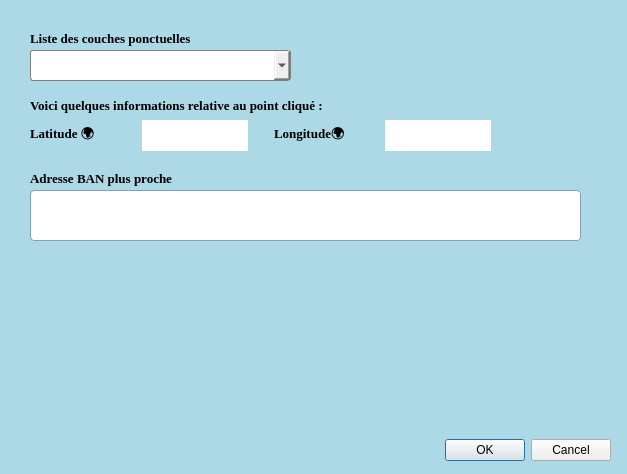
Above: info_displayer_dialog_base.ui from hamza-rachidi/myQGIS-plugin before the change. Below: the same form after it.
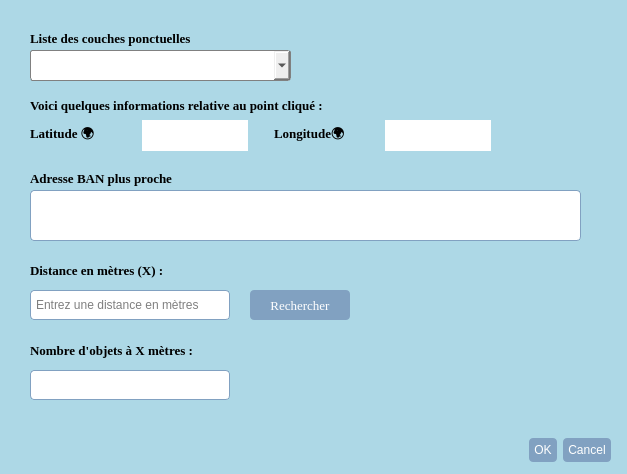
That is the form after the change.

Commit message: add functionality of counting objects in a buffer zone specified by the user & handle of error in distance or point not selected & changed the function to store the coordinates of selected poit

```diff
--- a/info_displayer_dialog_base.ui
+++ b/info_displayer_dialog_base.ui
@@ -26,6 +26,15 @@
 }
 QLabel {
     font-weight: bold;
+}
+QPushButton {
+    background-color: #81A1C1;
+    color: white;
+    border-radius: 4px;
+    padding: 5px;
+}
+QPushButton:hover {
+    background-color: #5E81AC;
 }</string>
   </property>
   <widget class="QDialogButtonBox" name="button_box">
@@ -244,6 +253,108 @@
     </item>
    </layout>
   </widget>
+  <widget class="QLabel" name="labelDistance">
+      <property name="geometry">
+        <rect>
+          <x>30</x>
+          <y>260</y>
+          <width>200</width>
+          <height>20</height>
+        </rect>
+      </property>
+      <property name="font">
+        <font>
+          <family>Georgia</family>
+          <pointsize>10</pointsize>
+          <weight>75</weight>
+          <bold>true</bold>
+        </font>
+      </property>
+      <property name="text">
+        <string>Distance en mètres (X) :</string>
+      </property>
+    </widget>
+    <widget class="QLineEdit" name="distanceInput">
+      <property name="geometry">
+        <rect>
+          <x>30</x>
+          <y>290</y>
+          <width>200</width>
+          <height>30</height>
+        </rect>
+      </property>
+      <property name="font">
+        <font>
+          <family>Arial</family>
+          <pointsize>9</pointsize>
+        </font>
+      </property>
+      <property name="placeholderText">
+        <string>Entrez une distance en mètres</string>
+      </property>
+    </widget>
+    <widget class="QPushButton" name="searchButton">
+      <property name="geometry">
+        <rect>
+          <x>250</x>
+          <y>290</y>
+          <width>100</width>
+          <height>30</height>
+        </rect>
+      </property>
+      <property name="font">
+        <font>
+          <family>Georgia</family>
+          <pointsize>10</pointsize>
+        </font>
+      </property>
+      <property name="text">
+        <string>Rechercher</string>
+      </property>
+    </widget>
+    <widget class="QLabel" name="labelResult">
+      <property name="geometry">
+        <rect>
+          <x>30</x>
+          <y>340</y>
+          <width>200</width>
+          <height>20</height>
+        </rect>
+      </property>
+      <property name="font">
+        <font>
+          <family>Georgia</family>
+          <pointsize>10</pointsize>
+          <weight>75</weight>
+          <bold>true</bold>
+        </font>
+      </property>
+      <property name="text">
+        <string>Nombre d'objets à X mètres :</string>
+      </property>
+    </widget>
+    <widget class="QLineEdit" name="resultDisplay">
+      <property name="geometry">
+        <rect>
+          <x>30</x>
+          <y>370</y>
+          <width>200</width>
+          <height>30</height>
+        </rect>
+      </property>
+      <property name="font">
+        <font>
+          <family>Arial</family>
+          <pointsize>9</pointsize>
+        </font>
+      </property>
+      <property name="readOnly">
+        <bool>true</bool>
+      </property>
+      <property name="text">
+        <string/>
+      </property>
+    </widget>
  </widget>
  <resources/>
  <connections>
```
Left out of the diff: 1 changed line with no effect on the pictures. The commit also changes 1 other file.
